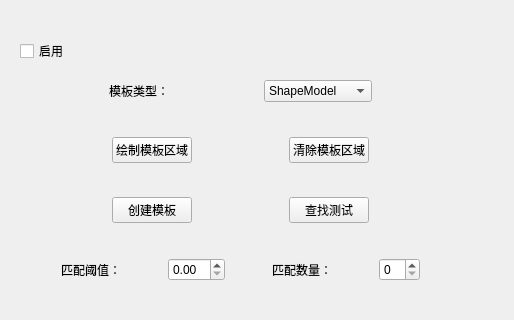
This is ui/tabs/template_tab.ui in xiaoyuan1021/MyTool as Qt 5 draws it before an edit. The edited form follows.
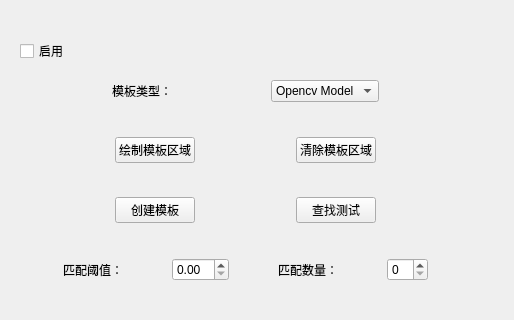
This is the edited form.

Patch:
```diff
--- a/ui/tabs/template_tab.ui
+++ b/ui/tabs/template_tab.ui
@@ -18,7 +18,7 @@
     <rect>
      <x>20</x>
      <y>80</y>
-     <width>441</width>
+     <width>451</width>
      <height>201</height>
     </rect>
    </property>
@@ -60,16 +60,6 @@
       </item>
       <item>
        <widget class="QComboBox" name="comboBox_matchType">
-        <item>
-         <property name="text">
-          <string>ShapeModel</string>
-         </property>
-        </item>
-        <item>
-         <property name="text">
-          <string>NCC Model</string>
-         </property>
-        </item>
         <item>
          <property name="text">
           <string>Opencv Model</string>
```
